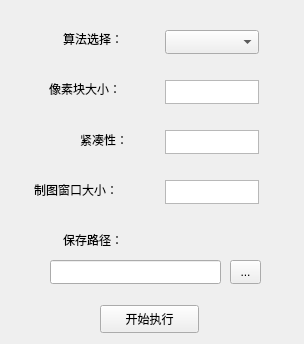
Qt form Windows/class_window.ui (ausch11/MapOfMars) before a commit.
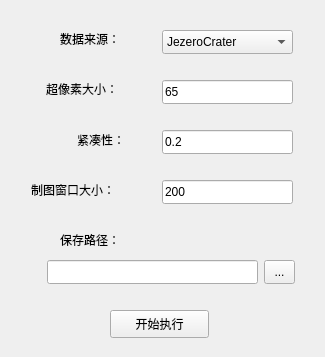
The same form after that commit.

Patch:
```diff
--- a/Windows/class_window.ui
+++ b/Windows/class_window.ui
@@ -6,8 +6,8 @@
    <rect>
     <x>0</x>
     <y>0</y>
-    <width>304</width>
-    <height>344</height>
+    <width>325</width>
+    <height>357</height>
    </rect>
   </property>
   <property name="windowTitle">
@@ -17,21 +17,21 @@
    <widget class="QLabel" name="label1">
     <property name="geometry">
      <rect>
-      <x>63</x>
+      <x>60</x>
       <y>30</y>
       <width>81</width>
       <height>18</height>
      </rect>
     </property>
     <property name="text">
-     <string>算法选择：</string>
+     <string>数据来源：</string>
     </property>
    </widget>
    <widget class="QPushButton" name="process">
     <property name="geometry">
      <rect>
-      <x>100</x>
-      <y>305</y>
+      <x>110</x>
+      <y>310</y>
       <width>99</width>
       <height>28</height>
      </rect>
@@ -43,40 +43,40 @@
    <widget class="QComboBox" name="p1">
     <property name="geometry">
      <rect>
-      <x>165</x>
+      <x>162</x>
       <y>30</y>
-      <width>94</width>
+      <width>131</width>
       <height>24</height>
      </rect>
     </property>
+    <item>
+     <property name="text">
+      <string>JezeroCrater</string>
+     </property>
+    </item>
+    <item>
+     <property name="text">
+      <string>ZhuRong</string>
+     </property>
+    </item>
    </widget>
    <widget class="QLabel" name="label2">
     <property name="geometry">
      <rect>
-      <x>49</x>
+      <x>46</x>
       <y>80</y>
       <width>91</width>
       <height>18</height>
      </rect>
     </property>
     <property name="text">
-     <string>像素块大小：</string>
-    </property>
-   </widget>
-   <widget class="QTextEdit" name="p2">
-    <property name="geometry">
-     <rect>
-      <x>165</x>
-      <y>80</y>
-      <width>94</width>
-      <height>24</height>
-     </rect>
+     <string>超像素大小：</string>
     </property>
    </widget>
    <widget class="QLabel" name="label3">
     <property name="geometry">
      <rect>
-      <x>80</x>
+      <x>77</x>
       <y>130</y>
       <width>71</width>
       <height>20</height>
@@ -86,20 +86,10 @@
      <string>紧凑性：</string>
     </property>
    </widget>
-   <widget class="QTextEdit" name="p3">
-    <property name="geometry">
-     <rect>
-      <x>165</x>
-      <y>130</y>
-      <width>94</width>
-      <height>24</height>
-     </rect>
-    </property>
-   </widget>
    <widget class="QLabel" name="label4">
     <property name="geometry">
      <rect>
-      <x>34</x>
+      <x>31</x>
       <y>180</y>
       <width>101</width>
       <height>20</height>
@@ -109,20 +99,10 @@
      <string>制图窗口大小：</string>
     </property>
    </widget>
-   <widget class="QTextEdit" name="p4">
-    <property name="geometry">
-     <rect>
-      <x>165</x>
-      <y>180</y>
-      <width>94</width>
-      <height>24</height>
-     </rect>
-    </property>
-   </widget>
    <widget class="QLabel" name="label5">
     <property name="geometry">
      <rect>
-      <x>63</x>
+      <x>60</x>
       <y>230</y>
       <width>71</width>
       <height>20</height>
@@ -135,9 +115,9 @@
    <widget class="QLineEdit" name="lineEdit">
     <property name="geometry">
      <rect>
-      <x>50</x>
+      <x>47</x>
       <y>260</y>
-      <width>171</width>
+      <width>211</width>
       <height>24</height>
      </rect>
     </property>
@@ -145,7 +125,7 @@
    <widget class="QToolButton" name="toolButton">
     <property name="geometry">
      <rect>
-      <x>230</x>
+      <x>264</x>
       <y>260</y>
       <width>31</width>
       <height>24</height>
@@ -155,6 +135,45 @@
      <string>...</string>
     </property>
    </widget>
+   <widget class="QLineEdit" name="p_super">
+    <property name="geometry">
+     <rect>
+      <x>162</x>
+      <y>80</y>
+      <width>131</width>
+      <height>24</height>
+     </rect>
+    </property>
+    <property name="text">
+     <string>65</string>
+    </property>
+   </widget>
+   <widget class="QLineEdit" name="p_m">
+    <property name="geometry">
+     <rect>
+      <x>162</x>
+      <y>130</y>
+      <width>131</width>
+      <height>24</height>
+     </rect>
+    </property>
+    <property name="text">
+     <string>0.2</string>
+    </property>
+   </widget>
+   <widget class="QLineEdit" name="p_winsize">
+    <property name="geometry">
+     <rect>
+      <x>162</x>
+      <y>180</y>
+      <width>131</width>
+      <height>24</height>
+     </rect>
+    </property>
+    <property name="text">
+     <string>200</string>
+    </property>
+   </widget>
   </widget>
  </widget>
  <resources/>
```
Left out of the diff: 8 changed lines with no effect on the pictures.
